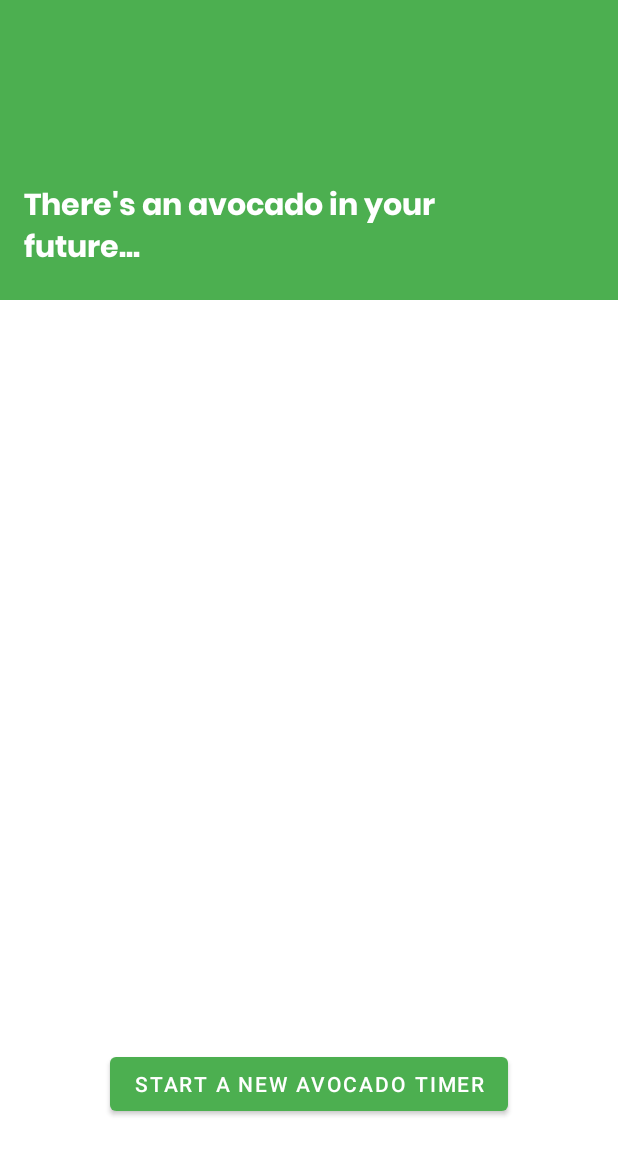
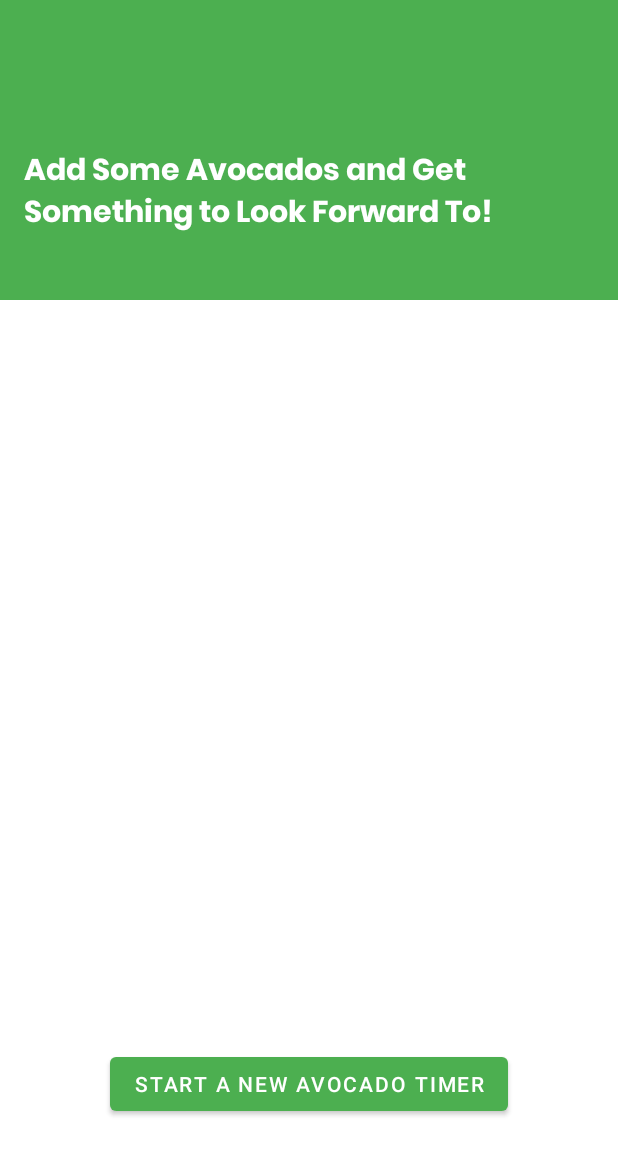
Before and after one commit to mikeaskew4/avocado-alarm-android, an Android app: the screen it shows after launch (MainActivity), on a phone screen of 412 x 824 dp. Shown: the top 1155 px of the screen. Run offline under Robolectric (Android 15) with nearby library versions, the phone set to English and light mode, and no system bars; libraries missing offline, so code that uses them is left out: pub.devrel.easypermissions.

Commit message:
delete; dwipe delete; dynamic text; req perms on first launch; gallery alert coming soon

```diff
--- a/app/src/main/AndroidManifest.xml
+++ b/app/src/main/AndroidManifest.xml
@@ -29,6 +29,7 @@
         tools:targetApi="31">
 
         <activity android:name=".activities.MainActivity"
+            android:launchMode="singleTop"
             android:exported="true">
             <intent-filter>
                 <action android:name="android.intent.action.MAIN" />
--- a/app/src/main/java/com/michaelaskew/avocadotimer/activities/MainActivity.java
+++ b/app/src/main/java/com/michaelaskew/avocadotimer/activities/MainActivity.java
@@ -1,14 +1,17 @@
 package com.michaelaskew.avocadotimer.activities;
 
 import android.Manifest;
+import android.content.DialogInterface;
 import android.content.Intent;
 import android.content.SharedPreferences;
 import android.content.pm.PackageManager;
 import android.net.Uri;
 import android.os.Build;
 import android.os.Bundle;
+import android.util.Log;
 import android.view.View;
 import android.widget.Button;
+import android.widget.TextView;
 import android.widget.Toast;
 
 import androidx.annotation.NonNull;
@@ -16,6 +19,7 @@ import androidx.appcompat.app.AlertDialog;
 import androidx.appcompat.app.AppCompatActivity;
 import androidx.core.app.ActivityCompat;
 import androidx.core.content.ContextCompat;
+import androidx.recyclerview.widget.ItemTouchHelper;
 import androidx.recyclerview.widget.LinearLayoutManager;
 import androidx.recyclerview.widget.RecyclerView;
 import com.michaelaskew.avocadotimer.R;
@@ -23,8 +27,12 @@ import com.michaelaskew.avocadotimer.adapters.AvocadoAdapter;
 import com.michaelaskew.avocadotimer.database.DatabaseHelper;
 import com.michaelaskew.avocadotimer.models.Avocado;
 import com.michaelaskew.avocadotimer.utilities.ImageCaptureManager;
+
+import java.text.SimpleDateFormat;
 import java.util.ArrayList;
 import java.util.Arrays;
+import java.util.Calendar;
+import java.util.Date;
 import java.util.List;
 
 import pub.devrel.easypermissions.AfterPermissionGranted;
@@ -34,6 +42,7 @@ import pub.devrel.easypermissions.EasyPermissions;
 public class MainActivity extends AppCompatActivity implements ImageCaptureManager.ImageCaptureListener,  EasyPermissions.PermissionCallbacks  {
 
     ImageCaptureManager imageCaptureManager;
+    private static final int PERMISSION_REQUEST_CODE = 100;
 
     private static final int RC_PERMISSIONS = 123;
     private static final int RC_CAMERA_PERM = 124;  // Specifically for requesting camera permission in `avocadoUploadImageClick` method
@@ -46,6 +55,8 @@ public class MainActivity extends AppCompatActivity implements ImageCaptureManag
 
     private Button btnCaptureAvocado;
     private RecyclerView rvAvocadoList;
+    private TextView mainHeadline;
+    private TextView subhead;
     private List<Avocado> avocadoList = new ArrayList<>();
 
     @Override
@@ -53,19 +64,123 @@ public class MainActivity extends AppCompatActivity implements ImageCaptureManag
         super.onCreate(savedInstanceState);
         setContentView(R.layout.activity_main);
 
+        // Check if the app is launched for the first time
+        SharedPreferences prefs = getPreferences(MODE_PRIVATE);
+        boolean firstTime = prefs.getBoolean("firstTime", true);
+
+        if (firstTime) {
+            // If it's the first time, request permissions
+            requestNeededPermissions();
+
+            // Mark firstTime as false
+            SharedPreferences.Editor editor = prefs.edit();
+            editor.putBoolean("firstTime", false);
+            editor.apply();
+        }
+
         imageCaptureManager = new ImageCaptureManager(this);
         imageCaptureManager.setListener(this);
 
+        mainHeadline = findViewById(R.id.headline);
+        subhead = findViewById(R.id.subhead);
         btnCaptureAvocado = findViewById(R.id.btnCaptureAvocado);
         rvAvocadoList = findViewById(R.id.rvAvocadoList);
         btnCaptureAvocado.setOnClickListener(this::avocadoUploadImageClick);
 
+
         // TODO: Set up RecyclerView with an adapter
-        RecyclerView rvAvocadoList = findViewById(R.id.rvAvocadoList);
+        rvAvocadoList = findViewById(R.id.rvAvocadoList);
         RecyclerView.LayoutManager layoutManager = new LinearLayoutManager(this);
         rvAvocadoList.setLayoutManager(layoutManager);
 
         loadAvocados();
+
+        ItemTouchHelper.SimpleCallback simpleItemTouchCallback = new ItemTouchHelper.SimpleCallback(0, ItemTouchHelper.LEFT | ItemTouchHelper.RIGHT) {
+
+            @Override
+            public boolean onMove(RecyclerView recyclerView, RecyclerView.ViewHolder viewHolder, RecyclerView.ViewHolder target) {
+                return false;
+            }
+
+            @Override
+            public void onSwiped(RecyclerView.ViewHolder viewHolder, int direction) {
+                int position = viewHolder.getAdapterPosition();
+
+                if (position != RecyclerView.NO_POSITION && position < avocadoList.size()) {
+
+                    Avocado avocadoToDelete = avocadoList.get(position);
+
+                    DatabaseHelper dbHelper = new DatabaseHelper(MainActivity.this);
+                    if (dbHelper.deleteAvocado(avocadoToDelete.getId())) {
+                        avocadoList.remove(position);
+
+                        // Check if the list is empty after removing the item
+                        if (avocadoList.isEmpty()) {
+                            rvAvocadoList.getAdapter().notifyDataSetChanged();
+                        } else {
+                            rvAvocadoList.getAdapter().notifyItemRemoved(position);
+                        }
+
+                        Toast.makeText(MainActivity.this, "Avocado deleted!", Toast.LENGTH_SHORT).show();
+                    } else {
+                        Toast.makeText(MainActivity.this, "Error deleting Avocado.", Toast.LENGTH_SHORT).show();
+                    }
+                }
+            }
+        };
+
+        ItemTouchHelper itemTouchHelper = new ItemTouchHelper(simpleItemTouchCallback);
+        itemTouchHelper.attachToRecyclerView(rvAvocadoList);
+    }
+
+    private void loadAvocados() {
+        DatabaseHelper dbHelper = new DatabaseHelper(this);
+        avocadoList = dbHelper.getAllAvocados(); // method to retrieve all avocados from the database
+        if(avocadoList.size() == 0) {
+            mainHeadline.setText("Add Some Avocados and Get Something to Look Forward To!");
+        } else if (avocadoList.size() > 0){
+            mainHeadline.setText("There's an avocado (or two) in your future..."); // Or whatever default text you want to display
+        }
+
+        // Parse the date strings and check if any are older than 5 days
+        SimpleDateFormat sdf = new SimpleDateFormat("yyyy-MM-dd HH:mm:ss");  // assuming your timestamp is in this format
+        Calendar fiveDaysAgo = Calendar.getInstance();
+        fiveDaysAgo.add(Calendar.DAY_OF_YEAR, -5);  // get the date for 5 days ago
+
+        boolean hasOldAvocados = false;
+        for (Avocado avocado : avocadoList) {
+            try {
+                Date avocadoDate = sdf.parse(avocado.getCreationTime());
+                if (avocadoDate.before(fiveDaysAgo.getTime())) {
+                    hasOldAvocados = true;
+                    break;
+                }
+            } catch (Exception e) {
+                e.printStackTrace();
+            }
+        }
+
+        if (hasOldAvocados) {
+            mainHeadline.setText("Looks Like Your Avocado List Needs Some Grooming");
+            subhead.setText("Swipe on the list to remove an avocado you (obviosuly already ate");
+
+        }
+
+        AvocadoAdapter adapter = new AvocadoAdapter(this, avocadoList);
+
+        rvAvocadoList.setAdapter(adapter);
+        adapter.notifyDataSetChanged();  // Notify the adapter that the data has changed
+    }
+
+    private void requestNeededPermissions() {
+        if (Build.VERSION.SDK_INT >= Build.VERSION_CODES.M) {
+            String[] permissions = {
+                    Manifest.permission.CAMERA,
+                    "android.permission.POST_NOTIFICATIONS"  // This permission is hypothetical for the purpose of this answer
+            };
+
+            requestPermissions(permissions, PERMISSION_REQUEST_CODE);
+        }
     }
 
     @AfterPermissionGranted(RC_PERMISSIONS)
@@ -126,16 +241,7 @@ public class MainActivity extends AppCompatActivity implements ImageCaptureManag
     @Override
     protected void onResume() {
         super.onResume();
-        loadAvocados();  // Assuming this method loads avocados from the database and updates the RecyclerView
-    }
-
-    private void loadAvocados() {
-        DatabaseHelper dbHelper = new DatabaseHelper(this);
-        List<Avocado> avocados = dbHelper.getAllAvocados(); // method to retrieve all avocados from the database
-        AvocadoAdapter adapter = new AvocadoAdapter(this, avocados);
-
-        rvAvocadoList.setAdapter(adapter);
-        adapter.notifyDataSetChanged();  // Notify the adapter that the data has changed
+        loadAvocados();
     }
 
     @Override
@@ -207,7 +313,20 @@ public class MainActivity extends AppCompatActivity implements ImageCaptureManag
     }
 
     private void chooseFromGallery() {
-        // TODO: Implement choose from gallery functionality
+        // @@TODO: Implement choose from gallery functionality
+        // Create an AlertDialog.Builder
+        AlertDialog.Builder comingSoonAlert = new AlertDialog.Builder(this);
+        comingSoonAlert.setTitle("Feature coming soon...");
+        comingSoonAlert.setMessage("We're still working on it!");
+        comingSoonAlert.setPositiveButton("OK", new DialogInterface.OnClickListener() {
+            @Override
+            public void onClick(DialogInterface dialog, int which) {
+                dialog.dismiss();
+            }
+        });
+
+        comingSoonAlert.show();
+
     }
 
 
--- a/app/src/main/java/com/michaelaskew/avocadotimer/adapters/AvocadoAdapter.java
+++ b/app/src/main/java/com/michaelaskew/avocadotimer/adapters/AvocadoAdapter.java
@@ -39,6 +39,9 @@ public class AvocadoAdapter extends RecyclerView.Adapter<AvocadoAdapter.AvocadoV
 
     @Override
     public void onBindViewHolder(@NonNull AvocadoViewHolder holder, int position) {
+        if (position < 0 || position >= avocadoList.size()) {
+            return;  // Safety check
+        }
         Avocado avocado = avocadoList.get(position);
 
         boolean nameIsSet = !avocado.getName().isEmpty();
@@ -55,7 +58,7 @@ public class AvocadoAdapter extends RecyclerView.Adapter<AvocadoAdapter.AvocadoV
 
     @Override
     public int getItemCount() {
-        return avocadoList.size();
+        return (avocadoList != null) ? avocadoList.size() : 0;
     }
 
     public class AvocadoViewHolder extends RecyclerView.ViewHolder implements View.OnClickListener {
@@ -77,14 +80,15 @@ public class AvocadoAdapter extends RecyclerView.Adapter<AvocadoAdapter.AvocadoV
         @Override
         public void onClick(View v) {
             int position = getAdapterPosition();
-            Avocado clickedAvocado = avocadoList.get(position);
+            if (position != RecyclerView.NO_POSITION) {
+                Avocado clickedAvocado = avocadoList.get(position);
 
-            Intent intent = new Intent(context, AvocadoDetailActivity.class);
-            intent.putExtra("avocado_id", clickedAvocado.getId());
+                Intent intent = new Intent(context, AvocadoDetailActivity.class);
+                intent.putExtra("avocado_id", clickedAvocado.getId());
 
-            Log.d("AvocadoDetailActivity", "Avocado Adapter " + clickedAvocado.getId());
-            // You can pass other details if needed
-            context.startActivity(intent);
+                // You can pass other details if needed
+                context.startActivity(intent);
+            }
         }
     }
 }
--- a/app/src/main/java/com/michaelaskew/avocadotimer/database/DatabaseHelper.java
+++ b/app/src/main/java/com/michaelaskew/avocadotimer/database/DatabaseHelper.java
@@ -6,6 +6,7 @@ import android.content.Context;
 import android.database.Cursor;
 import android.database.sqlite.SQLiteDatabase;
 import android.database.sqlite.SQLiteOpenHelper;
+import android.util.Log;
 
 import com.michaelaskew.avocadotimer.models.Avocado;
 
--- a/app/src/main/res/layout/activity_main.xml
+++ b/app/src/main/res/layout/activity_main.xml
@@ -32,15 +32,32 @@
             android:background="@color/colorPrimary"
             android:padding="16dp">
 
+            <LinearLayout
+                android:layout_width="wrap_content"
+                android:layout_height="wrap_content"
+                android:orientation="vertical"
+                android:layout_gravity="bottom">
+
                 <TextView
                     android:id="@+id/headline"
-                android:layout_width="312dp"
+                    android:layout_width="match_parent"
                     android:layout_height="wrap_content"
-                android:layout_gravity="bottom"
                     android:fontFamily="@font/poppins_700"
+                    android:paddingEnd="20dp"
+                    android:paddingBottom="4dp"
                     android:text="There's an avocado in your future..."
                     android:textColor="@color/white"
                     android:textSize="20sp" />
+
+                <TextView
+                    android:id="@+id/subhead"
+                    android:layout_width="match_parent"
+                    android:layout_height="wrap_content"
+                    android:layout_gravity="bottom"
+                    android:paddingEnd="12dp"
+                    android:textColor="@color/white" />
+            </LinearLayout>
+
         </FrameLayout>
 
         <androidx.recyclerview.widget.RecyclerView
```
Lines whose indentation alone changed are shown as unchanged.
